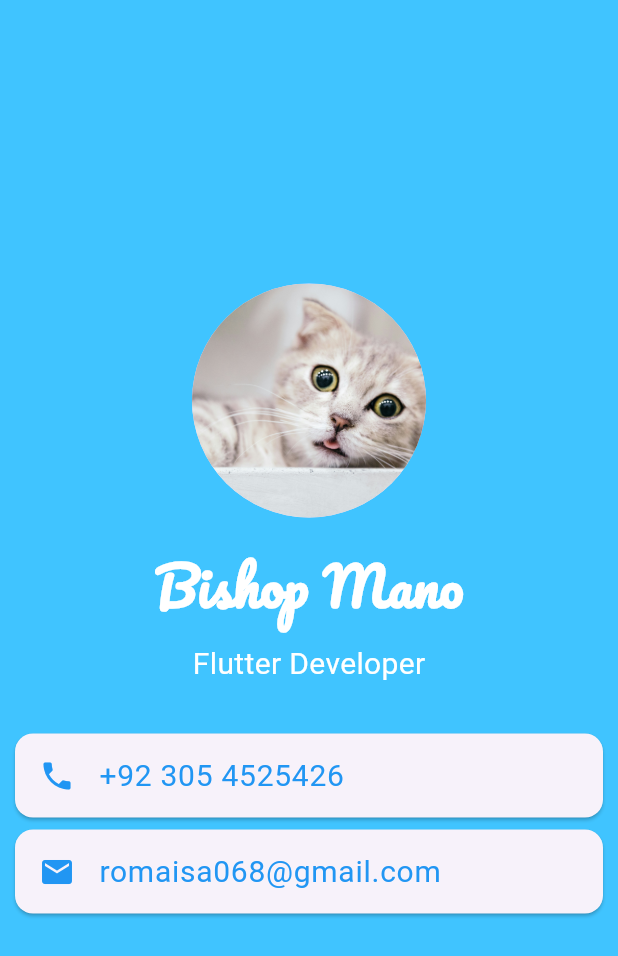
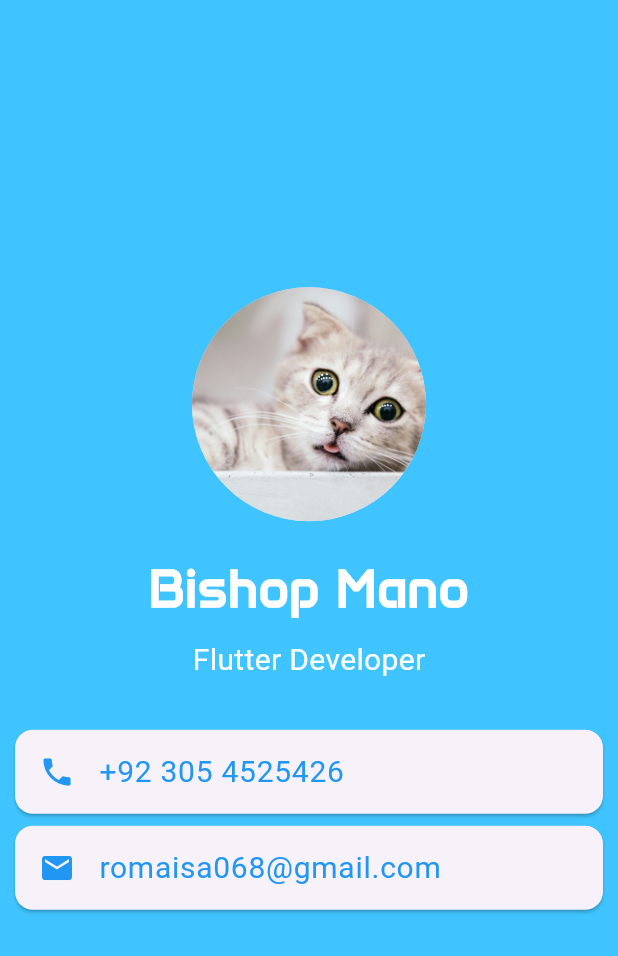
Before and after one commit to Romaisa068/Intro, a Flutter app: the screen it shows after launch, on a phone screen of 412 x 824 dp. Shown: the top 956 px of the screen. Run offline on Flutter 3.47's test engine with Material 3 defaults, Android fonts, the phone set to English and light mode, and no system bars.

Commit message:
update Fonta

```diff
--- a/lib/main.dart
+++ b/lib/main.dart
@@ -30,12 +30,12 @@ class MyApp extends StatelessWidget {
                 "Bishop Mano",
                 style: TextStyle(
                     fontSize: 35,
-                    fontFamily: 'Pacifico',
+                    fontFamily: 'Anta',
                     color: Colors.white,
                     fontWeight: FontWeight.bold),
               ),
               SizedBox(
-                height: 13.0,
+                height: 8.0,
               ),
               Text(
                 "Flutter Developer",
```
Also changed, not shown: pubspec.yaml (+5 -5 lines), fonts/Anta-Regular.ttf (added).
